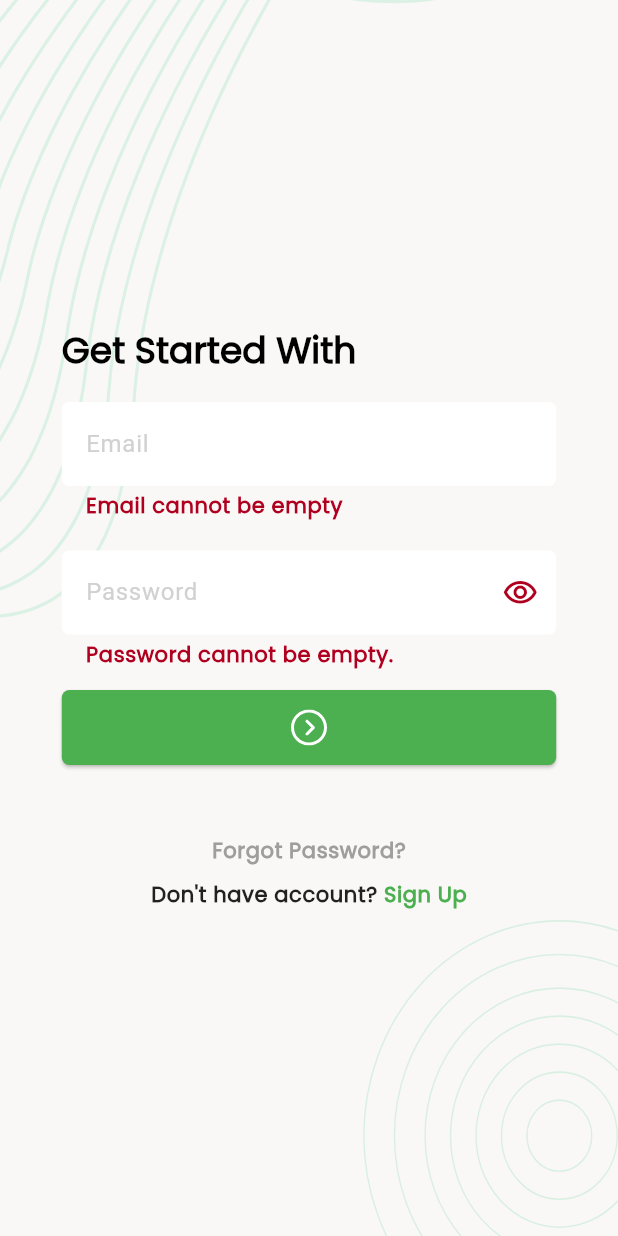
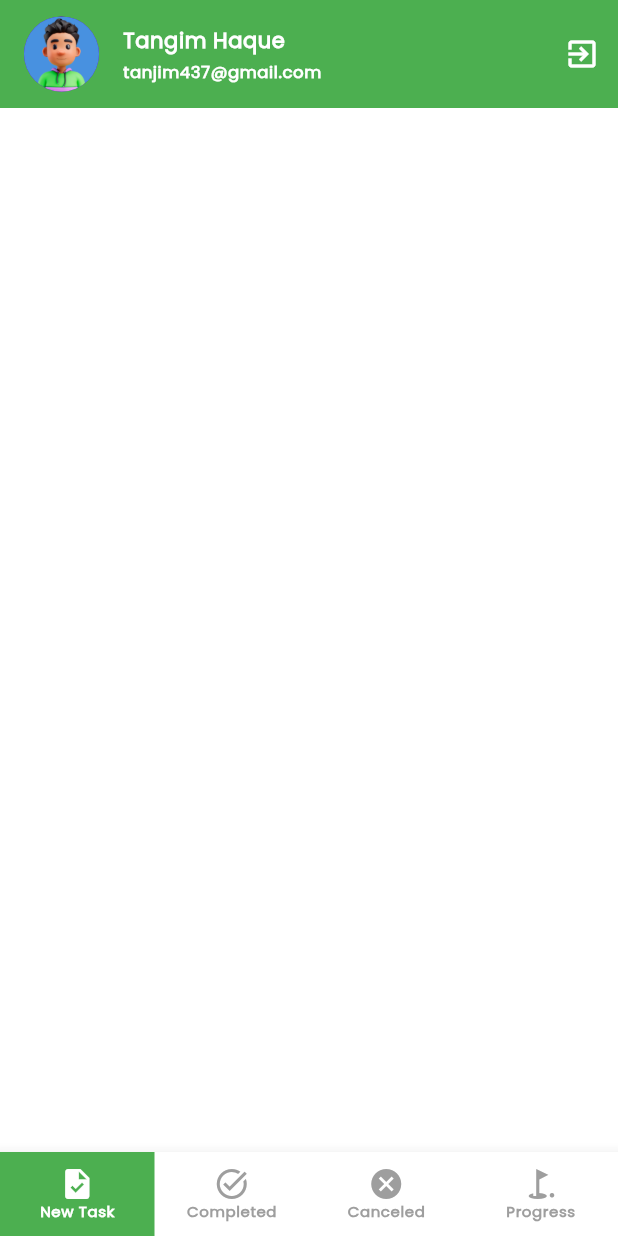
Before and after one commit to imtangim/Task-Manager, a Flutter app: the screen it shows after launch, after a tap on an icon or button, on a phone screen of 412 x 824 dp. Run offline on Flutter 3.47's test engine with Material 3 defaults, Android fonts, the phone set to English and light mode, and no system bars; our stand-ins replace flutter_svg, pin_code_fields; missing offline and left inert: jumping_dot.

Commit message:
app bar and bottom nav bar created. that it for today. 12/14/2023

```diff
--- /dev/null
+++ b/lib/UI/Screens/homepage/main_bottom_bar.dart
@@ -0,0 +1,104 @@
+import 'package:flutter/material.dart';
+import 'package:task_manager/UI/Screens/homepage/screens/canceled.dart';
+import 'package:task_manager/UI/Screens/homepage/screens/completed.dart';
+import 'package:task_manager/UI/Screens/homepage/screens/new_task.dart';
+import 'package:task_manager/UI/Screens/homepage/screens/progress.dart';
+
+class MainBottomNavBar extends StatefulWidget {
+  const MainBottomNavBar({super.key});
+
+  @override
+  State<MainBottomNavBar> createState() => _MainBottomNavBarState();
+}
+
+class _MainBottomNavBarState extends State<MainBottomNavBar> {
+  int _selectedIndex = 0;
+
+  final List<bool> _barItem = [true, false, false, false];
+  final List<Widget> _screens = const [
+    NewTaskScreen(),
+    CompletedScreen(),
+    CanceledScreen(),
+    ProgressScreen(),
+  ];
+  @override
+  Widget build(BuildContext context) {
+    return Scaffold(
+      body: Center(
+        child: _screens[_selectedIndex],
+      ),
+      bottomNavigationBar: BottomNavigationBar(
+          onTap: (index) {
+            _barItem[_selectedIndex] = false;
+            _selectedIndex = index;
+            _barItem[index] = true;
+            setState(() {});
+          },
+          currentIndex: _selectedIndex,
+          selectedFontSize: 0,
+          unselectedFontSize: 0,
+          type: BottomNavigationBarType.fixed,
+          landscapeLayout: BottomNavigationBarLandscapeLayout.centered,
+          showUnselectedLabels: false,
+          selectedItemColor: Colors.white,
+          unselectedItemColor: Colors.grey,
+          showSelectedLabels: false,
+          items: [
+            customBottomBarIcon(
+              context,
+              const Icon(Icons.task),
+              "New Task",
+              0,
+            ),
+            customBottomBarIcon(
+              context,
+              const Icon(Icons.task_alt_outlined),
+              "Completed",
+              1,
+            ),
+            customBottomBarIcon(
+              context,
+              const Icon(Icons.cancel),
+              "Canceled",
+              2,
+            ),
+            customBottomBarIcon(
+              context,
+              const Icon(Icons.golf_course_sharp),
+              "Progress",
+              3,
+            ),
+          ]),
+    );
+  }
+
+  BottomNavigationBarItem customBottomBarIcon(
+      BuildContext context, Icon icon, String label, int index) {
+    return BottomNavigationBarItem(
+      icon: Container(
+        margin: EdgeInsets.zero,
+        padding: EdgeInsets.zero,
+        width: double.infinity,
+        height: kBottomNavigationBarHeight,
+        decoration: BoxDecoration(
+          color: _barItem[index] == true ? Colors.green : null,
+        ),
+        child: Column(
+          crossAxisAlignment: CrossAxisAlignment.center,
+          mainAxisAlignment: MainAxisAlignment.center,
+          children: [
+            icon,
+            Text(
+              label,
+              style: Theme.of(context).textTheme.bodySmall?.copyWith(
+                    color: _barItem[index] == true ? Colors.white : Colors.grey,
+                    fontSize: 10,
+                  ),
+            ),
+          ],
+        ),
+      ),
+      label: "",
+    );
+  }
+}
--- /dev/null
+++ b/lib/UI/Screens/homepage/screens/canceled.dart
@@ -0,0 +1,19 @@
+import 'package:flutter/material.dart';
+
+class CanceledScreen extends StatefulWidget {
+  const CanceledScreen({super.key});
+
+  @override
+  State<CanceledScreen> createState() => _CanceledScreenState();
+}
+
+class _CanceledScreenState extends State<CanceledScreen> {
+  @override
+  Widget build(BuildContext context) {
+    return const Scaffold(
+      body: Center(
+        child: Text("Canceled Screen"),
+      ),
+    );
+  }
+}
--- /dev/null
+++ b/lib/UI/Screens/homepage/screens/completed.dart
@@ -0,0 +1,19 @@
+import 'package:flutter/material.dart';
+
+class CompletedScreen extends StatefulWidget {
+  const CompletedScreen({super.key});
+
+  @override
+  State<CompletedScreen> createState() => _CompletedScreenState();
+}
+
+class _CompletedScreenState extends State<CompletedScreen> {
+  @override
+  Widget build(BuildContext context) {
+    return const Scaffold(
+      body: Center(
+        child: Text("Completed Screen"),
+      ),
+    );
+  }
+}
--- /dev/null
+++ b/lib/UI/Screens/homepage/screens/new_task.dart
@@ -0,0 +1,24 @@
+import 'package:flutter/material.dart';
+import 'package:task_manager/UI/Widget/custom_app_bar.dart';
+
+class NewTaskScreen extends StatefulWidget {
+  const NewTaskScreen({super.key});
+
+  @override
+  State<NewTaskScreen> createState() => _NewTaskScreenState();
+}
+
+class _NewTaskScreenState extends State<NewTaskScreen> {
+  @override
+  Widget build(BuildContext context) {
+    return const Scaffold(
+      body: SafeArea(
+        child: Column(
+          children: [
+            CustomAppBar(),
+          ],
+        ),
+      ),
+    );
+  }
+}
--- /dev/null
+++ b/lib/UI/Screens/homepage/screens/progress.dart
@@ -0,0 +1,19 @@
+import 'package:flutter/material.dart';
+
+class ProgressScreen extends StatefulWidget {
+  const ProgressScreen({super.key});
+
+  @override
+  State<ProgressScreen> createState() => _ProgressScreenState();
+}
+
+class _ProgressScreenState extends State<ProgressScreen> {
+  @override
+  Widget build(BuildContext context) {
+    return const Scaffold(
+      body: Center(
+        child: Text("Progress Screen"),
+      ),
+    );
+  }
+}
--- a/lib/UI/Screens/login_screen.dart
+++ b/lib/UI/Screens/login_screen.dart
@@ -7,6 +7,7 @@ import 'package:task_manager/Data/data.network_caller/network_caller.dart';
 import 'package:task_manager/Data/data.network_caller/network_response.dart';
 import 'package:task_manager/Data/utitlity/urls.dart';
 import 'package:task_manager/UI/Screens/forgot_password_screen/email_screen.dart';
+import 'package:task_manager/UI/Screens/homepage/main_bottom_bar.dart';
 import 'package:task_manager/UI/Screens/join_us.dart';
 
 import 'package:task_manager/UI/Widget/background.dart';
@@ -242,44 +243,46 @@ class _LoginScreenState extends State<LoginScreen> {
   }
 
   Future<void> signIn() async {
-    if (_formKey.currentState!.validate()) {
-      _signInProgress = true;
-      _showError = false;
-      if (mounted) {
-        setState(() {});
-      }
-      final NetworkResponse networkResponse = await NetworkCaller().postRequest(
-        Urls.login,
-        body: {"email": _email.text.trim(), "password": _password.text},
-      );
-      clear();
-      _signInProgress = false;
-      if (mounted) {
-        setState(() {});
-      }
-      if (networkResponse.isSuccess) {
-        if (mounted) {
-          // Navigator.push(context, MaterialPageRoute(builder: (context)=>))
-          showSnackMessage(context, "Successfull.", Colors.green);
-        }
-      } else {
-        if (networkResponse.statusCode == 401) {
-          _showError = true;
-          if (mounted) {
-            setState(() {});
-            _password.clear();
-          }
-        } else {
-          if (mounted) {
-            showSnackMessage(
-              context,
-              "Something went wrong. Try again latter.",
-              Colors.red,
-            );
-          }
-        }
-      }
-    }
+    // if (_formKey.currentState!.validate()) {
+    //   _signInProgress = true;
+    //   _showError = false;
+    //   if (mounted) {
+    //     setState(() {});
+    //   }
+    //   final NetworkResponse networkResponse = await NetworkCaller().postRequest(
+    //     Urls.login,
+    //     body: {"email": _email.text.trim(), "password": _password.text},
+    //   );
+    //   clear();
+    //   _signInProgress = false;
+    //   if (mounted) {
+    //     setState(() {});
+    //   }
+    //   if (networkResponse.isSuccess) {
+    //     if (mounted) {
+    //       // Navigator.push(context, MaterialPageRoute(builder: (context)=>))
+    //       showSnackMessage(context, "Successfull.", Colors.green);
+    //     }
+    //   } else {
+    //     if (networkResponse.statusCode == 401) {
+    //       _showError = true;
+    //       if (mounted) {
+    //         setState(() {});
+    //         _password.clear();
+    //       }
+    //     } else {
+    //       if (mounted) {
+    //         showSnackMessage(
+    //           context,
+    //           "Something went wrong. Try again latter.",
+    //           Colors.red,
+    //         );
+    //       }
+    //     }
+    //   }
+    // }
+    Navigator.push(context,
+        MaterialPageRoute(builder: (context) => const MainBottomNavBar()));
   }
 
   @override
--- /dev/null
+++ b/lib/UI/Widget/custom_app_bar.dart
@@ -0,0 +1,62 @@
+import 'dart:developer';
+
+import 'package:flutter/material.dart';
+
+class CustomAppBar extends StatelessWidget {
+  const CustomAppBar({
+    super.key,
+  });
+
+  @override
+  Widget build(BuildContext context) {
+    return Container(
+      padding: EdgeInsets.zero,
+      decoration: const BoxDecoration(
+        color: Colors.green,
+      ),
+      child: Row(
+        children: [
+          Expanded(
+            child: ListTile(
+              onTap: () => log("Tile clicked"),
+              textColor: Colors.white,
+              tileColor: Colors.green,
+              leading: const CircleAvatar(
+                backgroundImage: AssetImage(
+                  "assets/image/avatar.jpg",
+                ),
+                maxRadius: 25,
+              ),
+              title: Text(
+                "Tangim Haque",
+                style: Theme.of(context).textTheme.bodySmall?.copyWith(
+                      color: Colors.white,
+                      fontSize: 14,
+                    ),
+              ),
+              subtitle: Text(
+                "tanjim437@gmail.com",
+                style: Theme.of(context).textTheme.bodySmall?.copyWith(
+                      color: Colors.white,
+                      fontSize: 11,
+                    ),
+              ),
+              iconColor: Colors.white,
+            ),
+          ),
+          IconButton(
+            padding: EdgeInsets.zero,
+            onPressed: () {
+              log("Clicked");
+            },
+            splashRadius: 1,
+            icon: const Icon(
+              Icons.exit_to_app,
+              color: Colors.white,
+            ),
+          ),
+        ],
+      ),
+    );
+  }
+}
--- a/pubspec.yaml
+++ b/pubspec.yaml
@@ -65,6 +65,8 @@ flutter:
   # To add assets to your application, add an assets section, like this:
   assets:
     - assets/ui/
+    - assets/font/
+    - assets/image/
 
   # An image asset can refer to one or more resolution-specific "variants", see
   # https://flutter.dev/assets-and-images/#resolution-aware
```
Also changed, not shown: assets/image/avatar.jpg (added).
